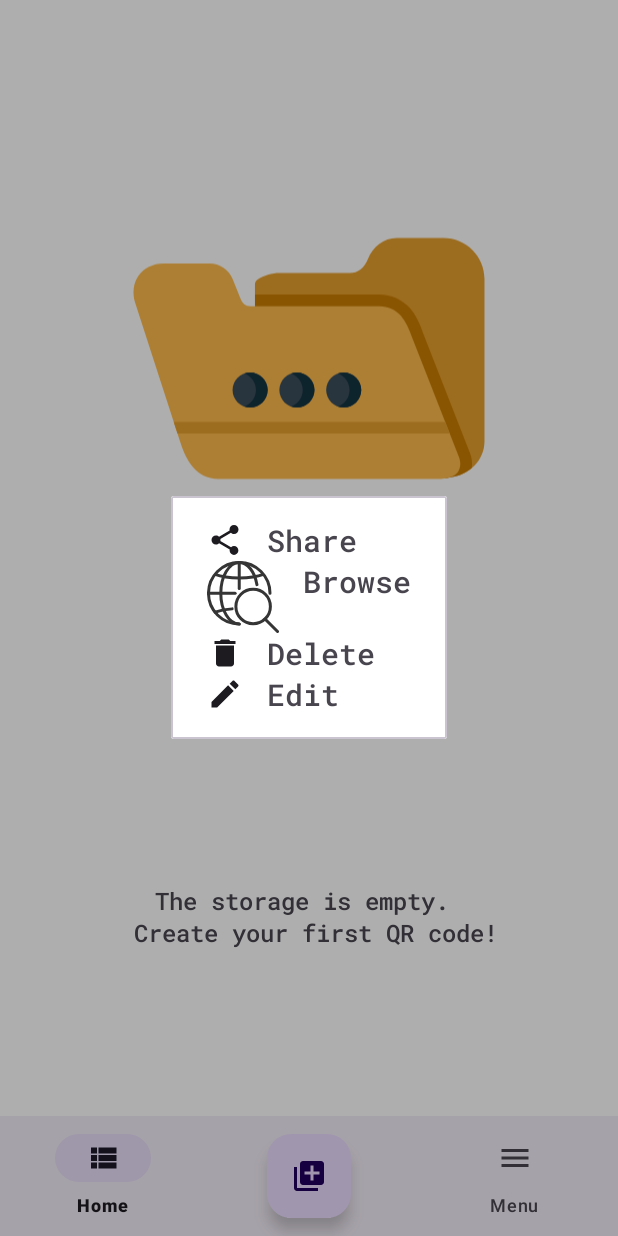
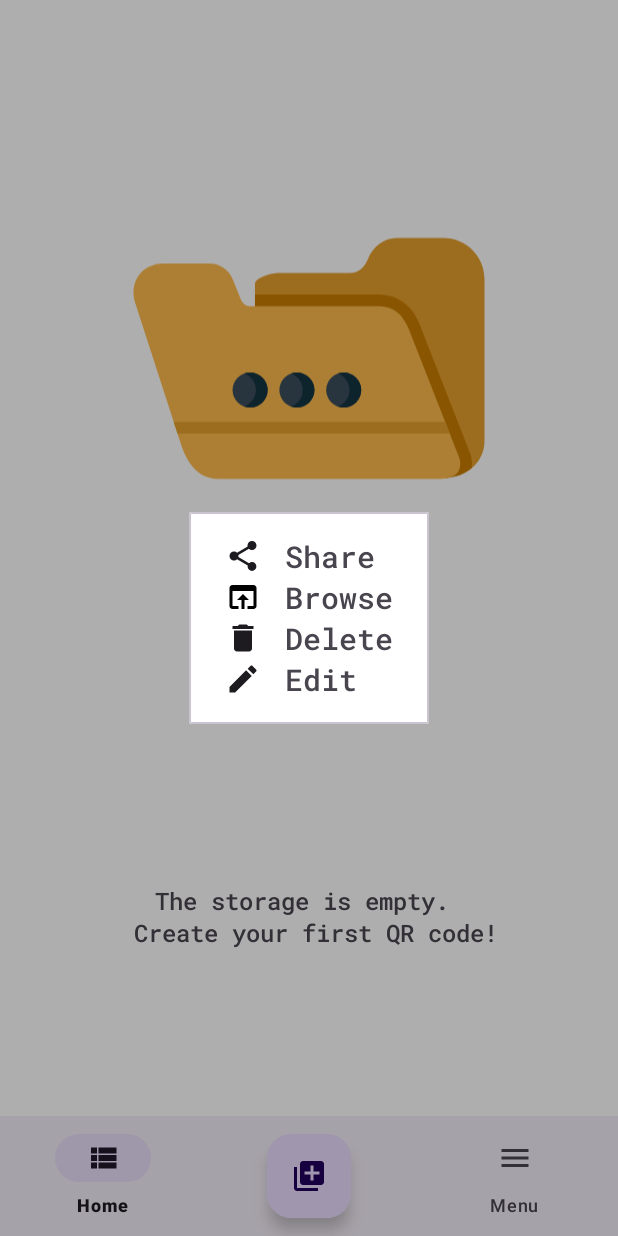
Before and after one commit to AlezZgo/QrHolder, an Android app: the fragment OnItemClickDialogFragment placed in its activity, on a phone screen of 412 x 824 dp. Run offline under Robolectric (Android 15) with nearby library versions, the phone set to English and light mode, and no system bars; our stand-ins replace Dagger/Hilt's generated code, Room's generated code, Shimmer, navigation-ui; libraries missing offline, so code that uses them is left out: com.google.mlkit.vision, ru.mintrocket.lib.

Commit message:
hot-fix icon

```diff
--- a/app/src/main/res/drawable/ic_baseline_open_in_browser_24.xml
+++ b/app/src/main/res/drawable/ic_baseline_open_in_browser_24.xml
@@ -1,57 +1,5 @@
-<vector xmlns:android="http://schemas.android.com/apk/res/android"
-    android:width="48dp"
-    android:height="48dp"
-    android:viewportWidth="48"
-    android:viewportHeight="48">
-  <path
-      android:pathData="M30.763,30.263m-11.5,0a11.5,11.5 0,1 1,23 0a11.5,11.5 0,1 1,-23 0"
-      android:strokeWidth="2"
-      android:fillColor="#00000000"
-      android:strokeColor="#353535"/>
-  <path
-      android:pathData="M38.687,38.688L47.027,47.027"
-      android:strokeLineJoin="round"
-      android:strokeWidth="2"
-      android:fillColor="#00000000"
-      android:strokeColor="#353535"
-      android:strokeLineCap="round"/>
-  <path
-      android:pathData="M21.496,42a20.5,20.5 0,1 1,20.5 -20.5"
-      android:strokeLineJoin="round"
-      android:strokeWidth="2"
-      android:fillColor="#00000000"
-      android:strokeColor="#353535"
-      android:strokeLineCap="round"/>
-  <path
-      android:pathData="M21.496,1L21.496,18.375"
-      android:strokeWidth="2"
-      android:fillColor="#00000000"
-      android:strokeColor="#353535"
-      android:strokeLineCap="round"/>
-  <path
-      android:pathData="M16.735,31.917a41.514,41.514 0,0 0,-11.376 2.198"
-      android:strokeLineJoin="round"
-      android:strokeWidth="2"
-      android:fillColor="#00000000"
-      android:strokeColor="#353535"
-      android:strokeLineCap="round"/>
-  <path
-      android:pathData="M5.359,8.885C9.112,10.322 14.937,11.25 21.496,11.25s12.384,-0.928 16.136,-2.365"
-      android:strokeWidth="2"
-      android:fillColor="#00000000"
-      android:strokeColor="#353535"/>
-  <path
-      android:pathData="M33.307,15.762C31.818,7.233 27.094,1 21.496,1c-6.793,0 -12.3,9.178 -12.3,20.5s5.507,20.5 12.3,20.5"
-      android:strokeLineJoin="round"
-      android:strokeWidth="2"
-      android:fillColor="#00000000"
-      android:strokeColor="#353535"
-      android:strokeLineCap="round"/>
-  <path
-      android:pathData="M18.75,21.5L0.816,21.5"
-      android:strokeLineJoin="round"
-      android:strokeWidth="2"
-      android:fillColor="#00000000"
-      android:strokeColor="#353535"
-      android:strokeLineCap="round"/>
+<vector android:height="24dp" android:tint="#000000"
+    android:viewportHeight="24" android:viewportWidth="24"
+    android:width="24dp" xmlns:android="http://schemas.android.com/apk/res/android">
+    <path android:fillColor="@android:color/white" android:pathData="M19,4L5,4c-1.11,0 -2,0.9 -2,2v12c0,1.1 0.89,2 2,2h4v-2L5,18L5,8h14v10h-4v2h4c1.1,0 2,-0.9 2,-2L21,6c0,-1.1 -0.89,-2 -2,-2zM12,10l-4,4h3v6h2v-6h3l-4,-4z"/>
 </vector>
```
